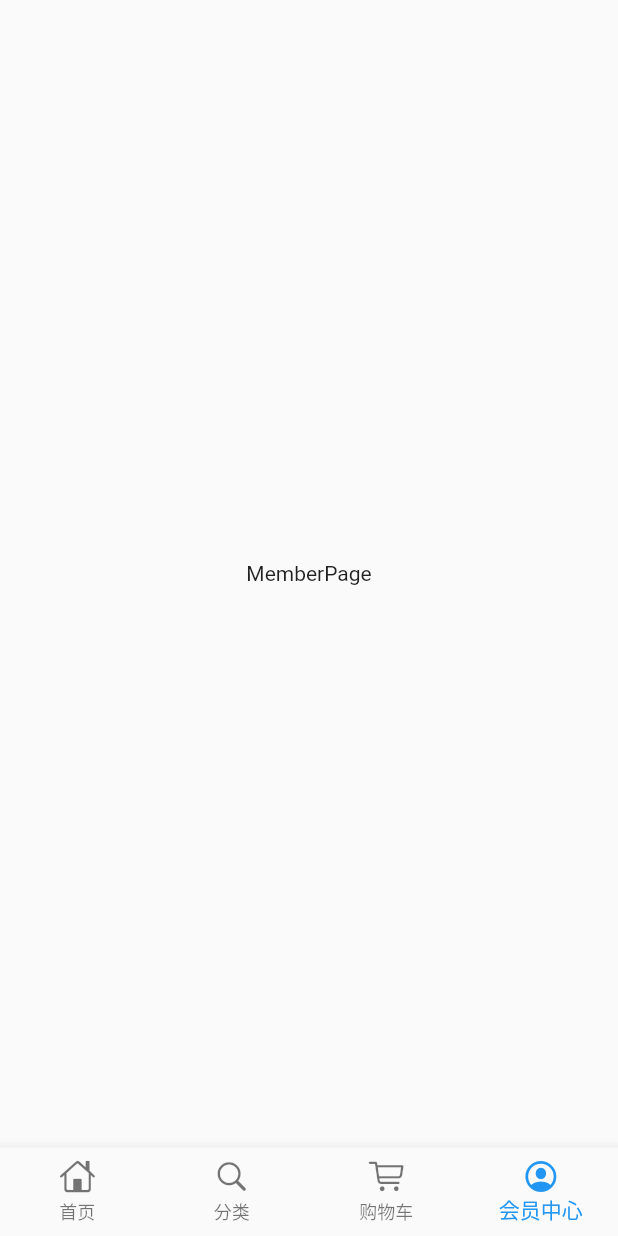
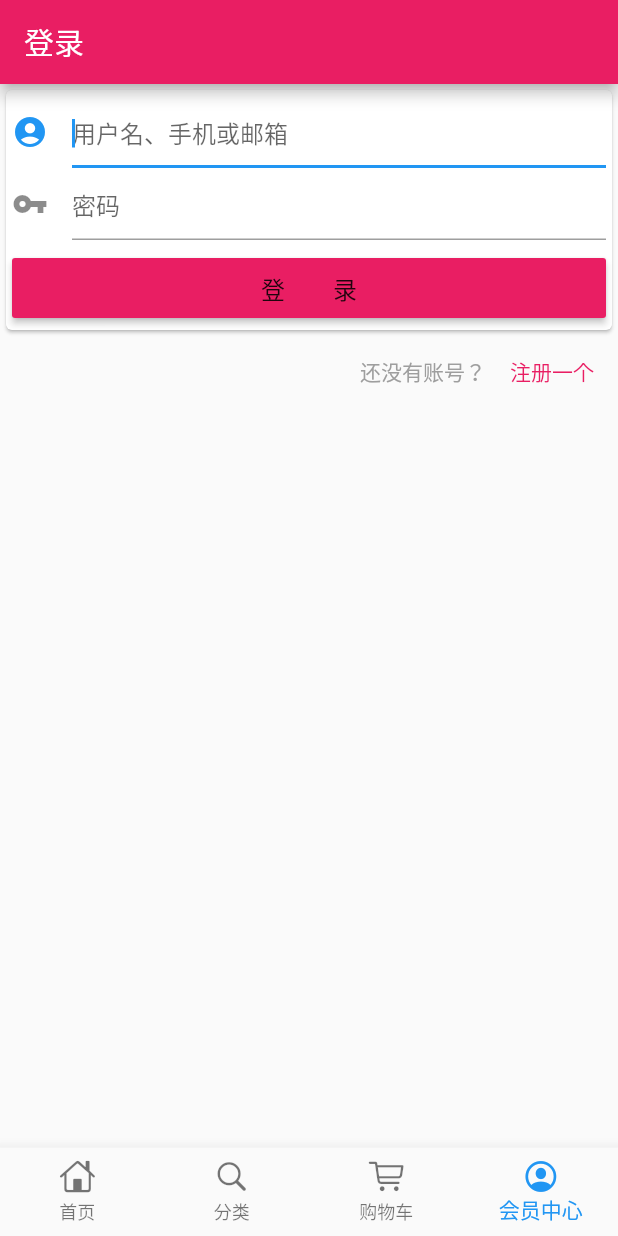
Before and after one commit to PengSiSi/flutter_shop, a Flutter app: the screen it shows after launch, item 4 of the bottom bar chosen, on a phone screen of 412 x 824 dp. Run offline on Flutter 3.47's test engine with Material 2 defaults, Android fonts, the phone set to English and light mode, and no system bars; our stand-ins replace dio, event_bus; missing offline and left inert: flutter_webview_plugin; statements that could not run were skipped.

Commit message:
登录、注册页面开发

```diff
--- a/lib/pages/index_page.dart
+++ b/lib/pages/index_page.dart
@@ -4,6 +4,7 @@ import 'home_page.dart';
 import 'cart_page.dart';
 import 'category_page.dart';
 import 'member_page.dart';
+import 'login_page.dart';
 
 class IndexPage extends StatefulWidget {
   @override
@@ -34,7 +35,8 @@ class _IndexPageState extends State<IndexPage> {
     HomePage(),
     CategoryPage(),
     CartPage(),
-    MemberPage()
+    LoginPage(),
+//    MemberPage()
   ];
 
   int currentIndex = 0;
--- /dev/null
+++ b/lib/pages/login_page.dart
@@ -0,0 +1,149 @@
+import 'package:flutter/material.dart';
+import 'register_page.dart';
+import 'member_page.dart';
+
+class LoginPage extends StatelessWidget {
+  @override
+  Widget build(BuildContext context) {
+    return Scaffold(
+      appBar: AppBar(
+        title: Text('登录'),
+      ),
+      body: Body(),
+    );
+  }
+}
+
+class Body extends StatefulWidget {
+  @override
+  _BodyState createState() => _BodyState();
+}
+
+class _BodyState extends State<Body> {
+  static final _formKey = GlobalKey<FormState>();
+  FocusNode _passwordFocusNode;
+  String username = '';
+  String password = '';
+
+  @override
+  void initState() {
+    // TODO: implement initState
+    super.initState();
+    _passwordFocusNode = FocusNode();
+  }
+
+  @override
+  void dispose() {
+    _passwordFocusNode.dispose();
+    // TODO: implement dispose
+    super.dispose();
+  }
+
+  //提交数据
+  void _submit() async {
+    if(_formKey.currentState.validate()) {
+      _formKey.currentState.save();
+    }
+//    Navigator.push(
+//      context,
+//      MaterialPageRoute(builder: (context) => RegisterPage()),
+//    );
+    Navigator.pushReplacement(context, MaterialPageRoute(builder: (context) =>MemberPage()));
+  }
+
+  @override
+  Widget build(BuildContext context) {
+    return GestureDetector(
+      onTap: () {
+        FocusScope.of(context).unfocus();
+      },
+      child: ListView(
+        children: <Widget>[
+          Card(
+            child: Padding(
+              padding: EdgeInsets.all(4.0),
+              child: Form(
+                key: _formKey,
+                child: Column(
+                  crossAxisAlignment: CrossAxisAlignment.stretch,
+                  children: <Widget>[
+                    TextFormField(
+                      autofocus: true,
+                      textInputAction: TextInputAction.next,
+                      onSaved: (value) => username = value,
+                      onFieldSubmitted: (value) => FocusScope.of(context)
+                          .requestFocus(_passwordFocusNode),
+                      decoration: InputDecoration(
+                        icon: Icon(Icons.account_circle),
+                        hintText: '用户名、手机或邮箱',
+                      ),
+                      validator: (value) {
+                        if (value.isEmpty) {
+                          return '请输入用户名';
+                        }
+                        return null;
+                      },
+                    ),
+                    TextFormField(
+                      focusNode: _passwordFocusNode,
+                      textInputAction: TextInputAction.done,
+                      obscureText: true,
+                      onSaved: (value) => password = value,
+                      onFieldSubmitted: (value) => _submit(),
+                      decoration: InputDecoration(
+                        icon: Icon(Icons.vpn_key),
+                        hintText: '密码',
+                      ),
+                      validator: (value) {
+                        if (value.isEmpty) {
+                          return '请输入密码';
+                        }
+                        return null;
+                      },
+                    ),
+                    Container(
+                      margin: EdgeInsets.only(top: 8.0),
+                      child: RaisedButton(
+                        padding: EdgeInsets.all(8.0),
+                        onPressed: _submit,
+                        color: Theme.of(context).primaryColor,
+                        child: Text(
+                          '登录',
+                          style: TextStyle(
+                            fontSize: 16.0,
+                            letterSpacing: 32
+                          ),
+                        ),
+                      ),
+                    )
+                  ],
+                ),
+              ),
+            ),
+          ),
+          Row(
+            mainAxisAlignment: MainAxisAlignment.end,
+            children: <Widget>[
+              Text(
+                '还没有账号？',
+                style: TextStyle(fontSize: 14.0, color: Colors.grey),
+              ),
+              FlatButton(
+                onPressed: () {
+                  Navigator.push(
+                    context,
+                    MaterialPageRoute(builder: (context) => RegisterPage()),
+                  );
+                },
+                child: Text(
+                  '注册一个',
+                  style: TextStyle(fontSize: 14.0, color: Theme.of(context).primaryColor),
+                ),
+              )
+            ],
+          )
+        ],
+      ),
+    );
+  }
+}
--- a/lib/pages/member_page.dart
+++ b/lib/pages/member_page.dart
@@ -4,9 +4,8 @@ class MemberPage extends StatelessWidget {
   @override
   Widget build(BuildContext context) {
     return Scaffold(
-      body: Center(
-        child: Text('MemberPage'),
-      ),
+      appBar: AppBar(title: Text('我的'),),
+      body: Container(),
     );
   }
 }
```
Also changed, not shown: lib/pages/register_page.dart (added, +126 -0 lines).
